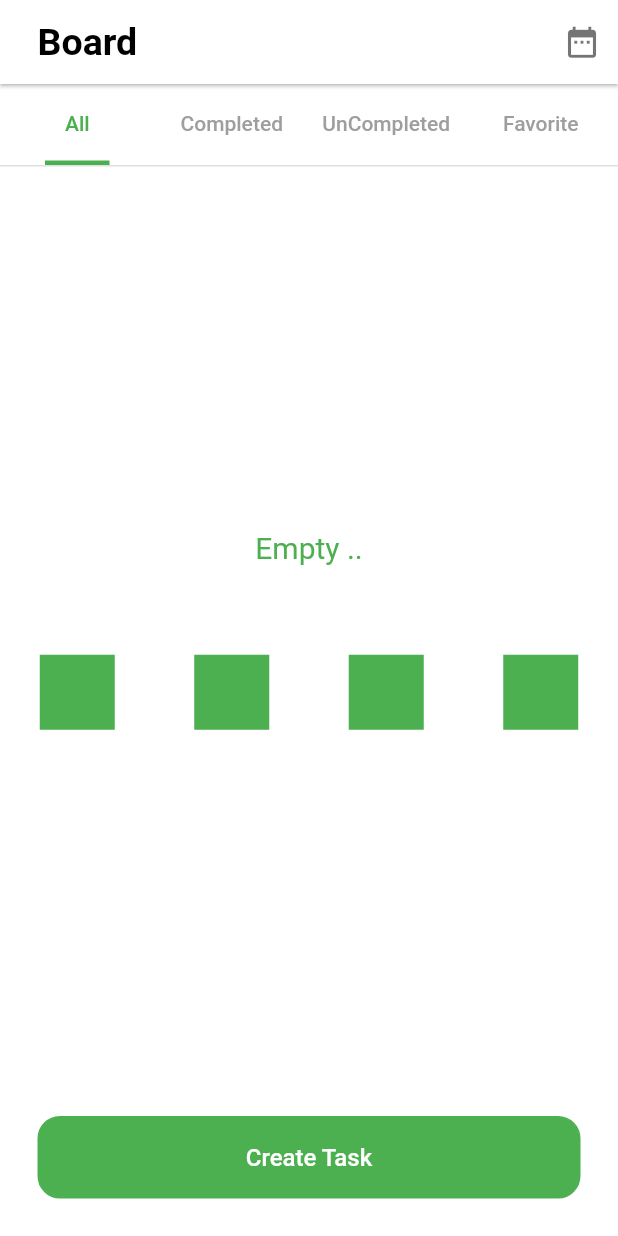
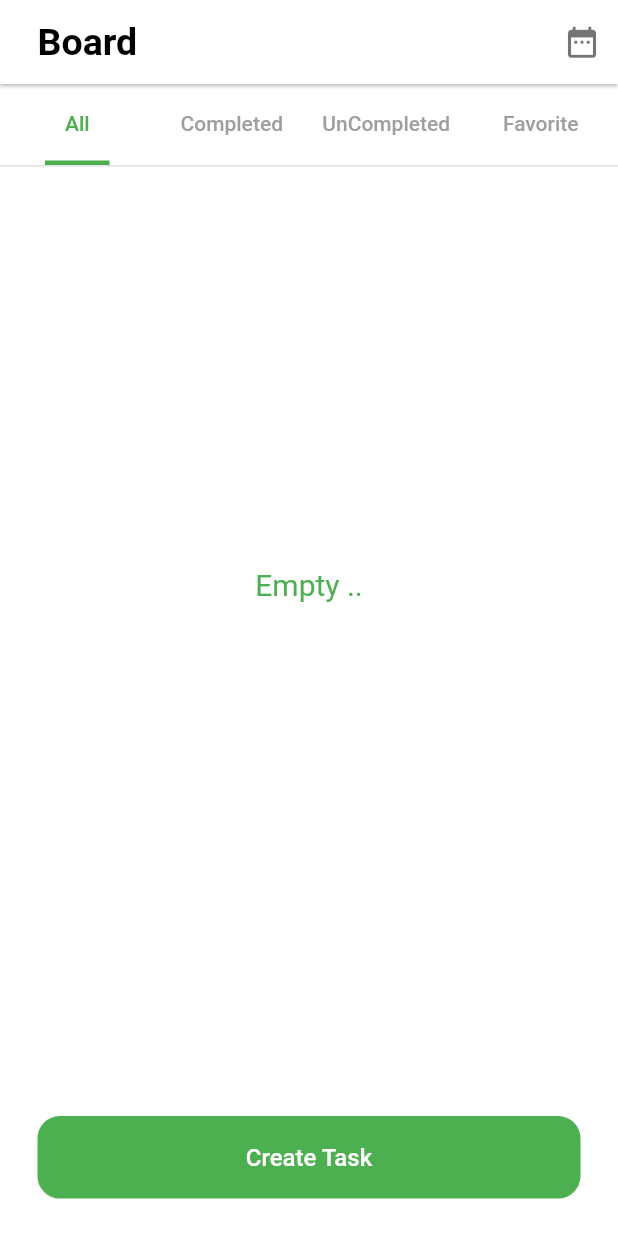
Before and after one commit to ahmedfawzy11/ToDo-App, a Flutter app: the screen it shows after launch, on a phone screen of 412 x 824 dp. Run offline on Flutter 3.47's test engine with Material 2 defaults, Android fonts, the phone set to English and light mode, and no system bars; our stand-ins replace animate_do, bloc, date_picker_timeline, flutter_bloc, flutter_local_notifications, flutter_native_timezone and 2 more; accounts and stored records are empty.

Commit message:
Update emptyScreen.dart

```diff
--- a/lib/Widgets/emptyScreen.dart
+++ b/lib/Widgets/emptyScreen.dart
@@ -22,27 +22,6 @@ class EmptyScreen extends StatelessWidget {
           const SizedBox(
             height: 60,
           ),
-          Row(
-            mainAxisAlignment: MainAxisAlignment.spaceAround,
-            children: <Widget>[
-              BounceInDown(
-                duration: const Duration(seconds: 3),
-                child: Square(),
-              ),
-              BounceInUp(
-                duration: const Duration(seconds: 3),
-                child: Square(),
-              ),
-              BounceInLeft(
-                duration: const Duration(seconds: 3),
-                child: Square(),
-              ),
-              BounceInRight(
-                duration: const Duration(seconds: 3),
-                child: Square(),
-              ),
-            ],
-          ),
         ],
       ),
     );
```
